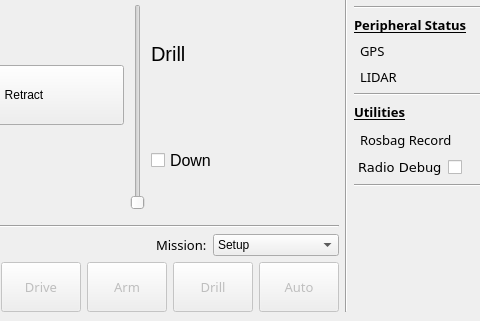
This is scripts/gui/main.ui in NovaRoverTeam/base_station as Qt 5 draws it before an edit; both pictures show x 522 to 1002 and y 375 to 696 of the 1297 by 696 pixel window. The edited form follows.
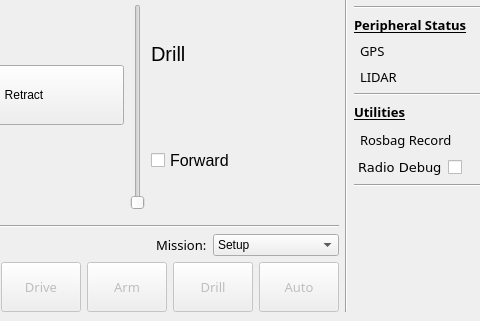
This is the edited form. Icons and pictures are not drawn. Custom widgets are drawn as their Qt base class.

Commit message: Functional Drill GUI

```diff
--- a/scripts/gui/main.ui
+++ b/scripts/gui/main.ui
@@ -1553,7 +1553,7 @@
                        </font>
                       </property>
                       <property name="text">
-                       <string>Down</string>
+                       <string>Forward</string>
                       </property>
                      </widget>
                     </item>
```
Left out of the diff: 5 changed lines with no effect on the pictures. The commit also changes 7 other files.
